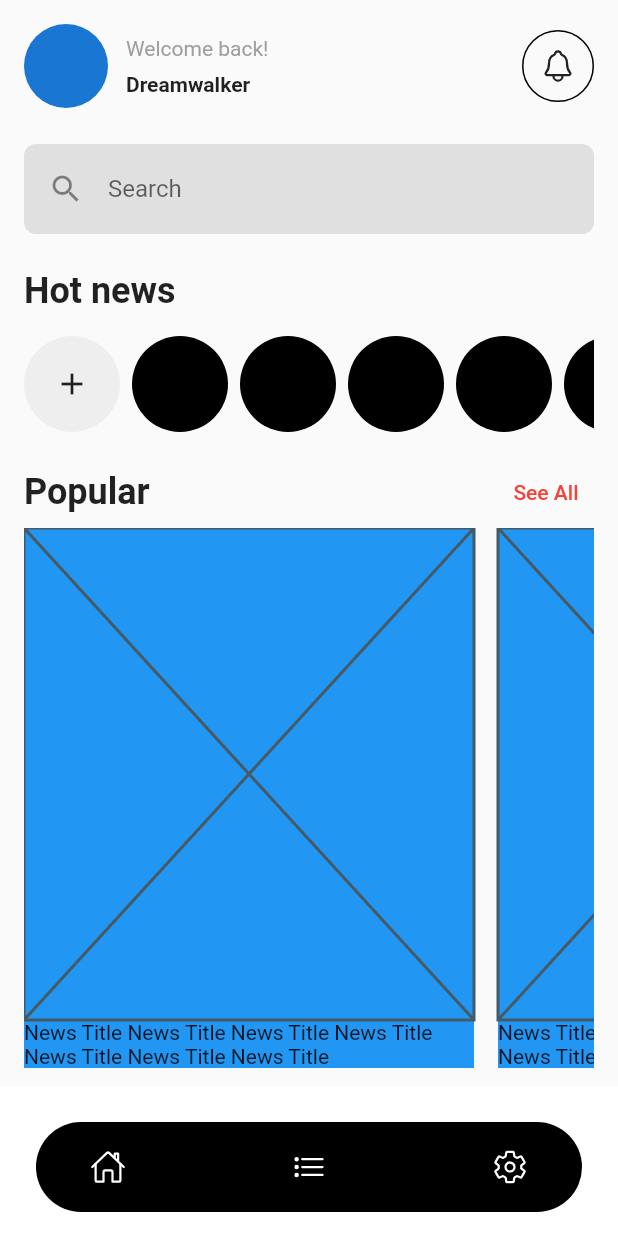
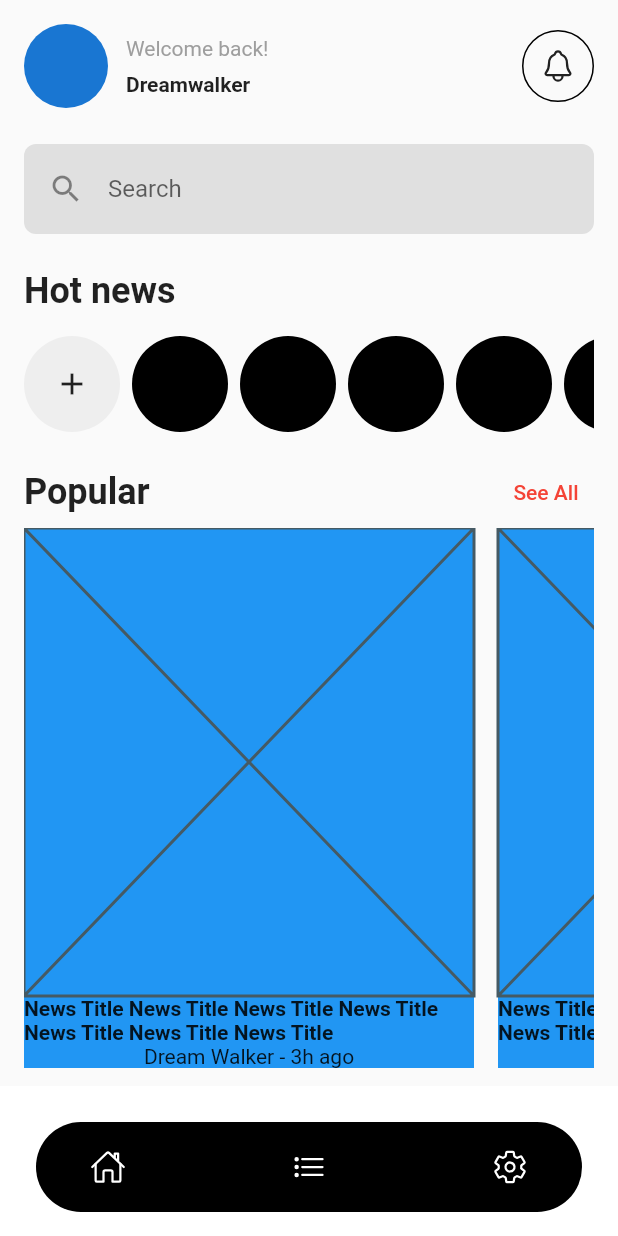
Before and after one commit to JAICHANGPARK/flutter_notebook_chapter_24, a Flutter app: the NewsAppMainPage screen opened directly, on a phone screen of 412 x 824 dp. Run offline on Flutter 3.47's test engine with Material 2 defaults, Android fonts, the phone set to English and light mode, and no system bars; our stand-ins replace flutter_riverpod, freezed_annotation, ionicons, percent_indicator; missing offline and left inert: crypto_font_icons; network calls fail.

Commit message:
Update news_app_main_apge.dart

```diff
--- a/lib/ep1377_news_app/view/news_app_main_apge.dart
+++ b/lib/ep1377_news_app/view/news_app_main_apge.dart
@@ -169,7 +169,11 @@ class _NewsAppMainPageState extends State<NewsAppMainPage> {
                                         "News Title News Title News Title News Title News Title News Title News Title",
                                         maxLines: 2,
                                         overflow: TextOverflow.ellipsis,
-                                      )
+                                        style: TextStyle(
+                                          fontWeight: FontWeight.bold,
+                                        ),
+                                      ),
+                                      Text("Dream Walker - 3h ago"),
                                     ],
                                   ),
                                 );
```
